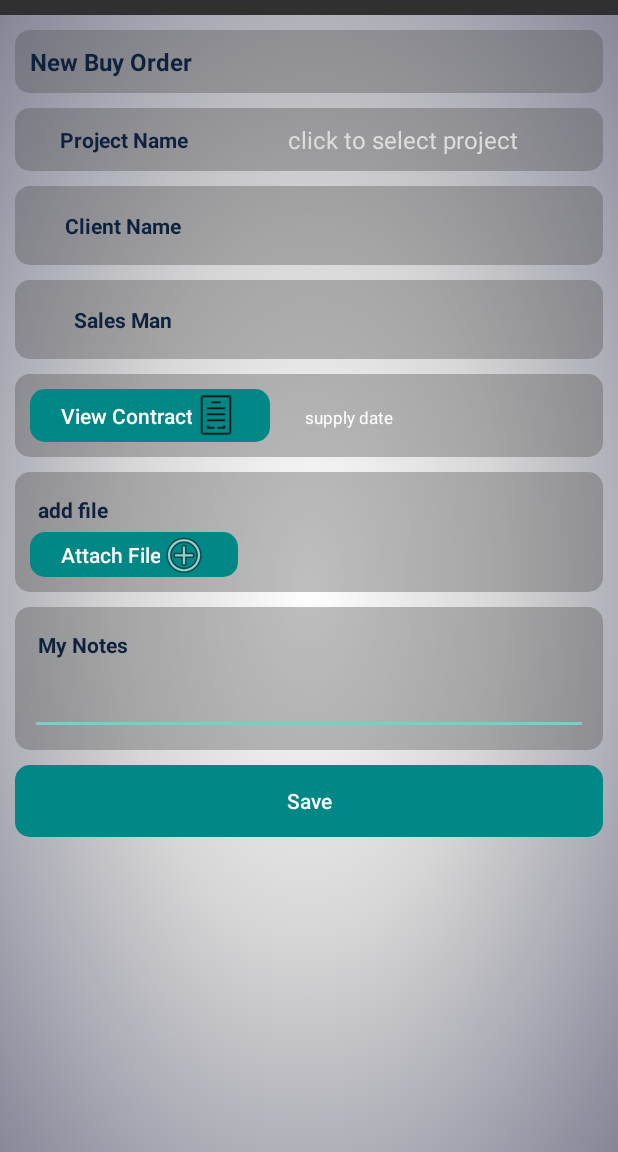
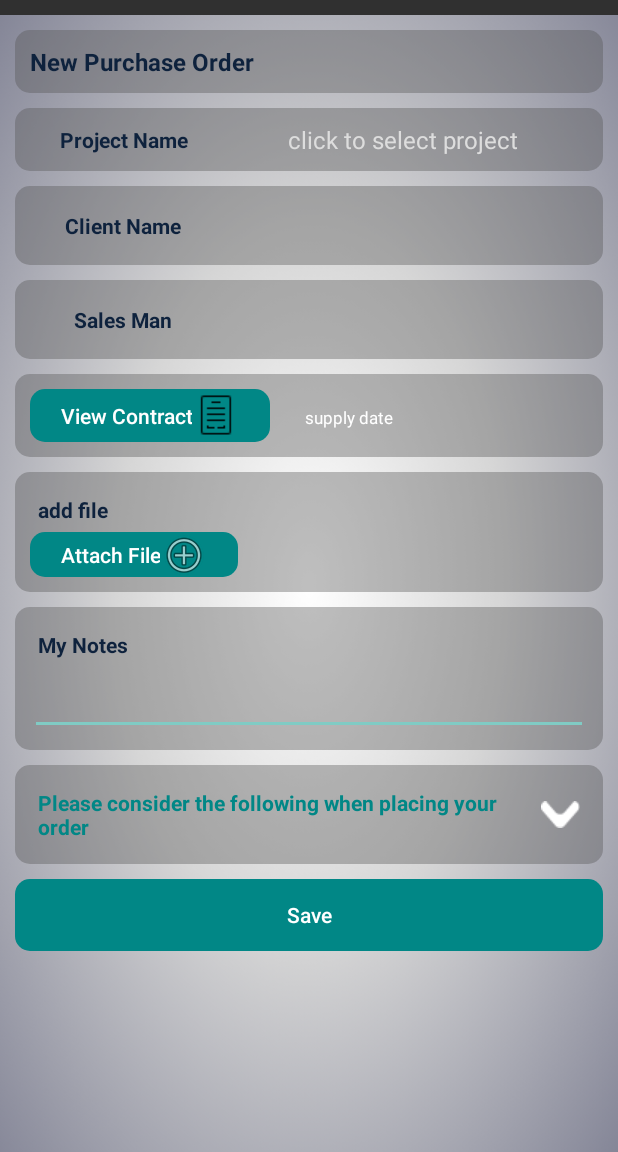
Before and after one commit to BishoAlSibaee/ratco_ms_android, an Android app: the AddNewPurchaseOrder screen opened directly, with no data from a screen before it, on a phone screen of 412 x 824 dp, the part 84-1236 px from its top. Run offline under Robolectric (Android 15) with nearby library versions, the phone set to English and light mode, and no system bars; our stand-ins replace Volley.

Commit message:
Add purchase order terms

```diff
--- a/app/src/main/java/com/syrsoft/ratcoms/SALESActivities/AddNewPurchaseOrder.java
+++ b/app/src/main/java/com/syrsoft/ratcoms/SALESActivities/AddNewPurchaseOrder.java
@@ -18,7 +18,9 @@ import android.view.View;
 import android.view.Window;
 import android.widget.ArrayAdapter;
 import android.widget.Button;
+import android.widget.CheckBox;
 import android.widget.EditText;
+import android.widget.ImageView;
 import android.widget.LinearLayout;
 import android.widget.ProgressBar;
 import android.widget.Spinner;
@@ -61,6 +63,7 @@ public class AddNewPurchaseOrder extends AppCompatActivity {
     EditText txtMyNotes;
     Button btnContract, btnAddFile, btnSaveOrder;
     Dialog D;
+    CheckBox checkBoxAgree;
     Activity act;
     String[] SearchByArr;
     List<PROJECT_CONTRACT_CLASS> ContractsResult;
@@ -70,11 +73,14 @@ public class AddNewPurchaseOrder extends AppCompatActivity {
     Uri UriFile;
     String FileName;
     List<FileParameters> FILES;
-    String UrlTest = "http://192.168.100.101/EmployeeManagement/testInsert.php";
-    String UrlTestInsertLink = "http://192.168.100.101/EmployeeManagement/testInsertLink.php";
-    LinearLayout filesLayout;
+    //  String UrlTest = "http://192.168.100.101/EmployeeManagement/testInsert.php";
+    String UrlInsertImportOrder = MyApp.MainUrl + "insertImportOrder";
+    // String UrlTestInsertLink = "http://192.168.100.101/EmployeeManagement/testInsertLink.php";
+    String UrlinsertImportOrderAttachement = MyApp.MainUrl + "insertImportOrderAttachement";
+    LinearLayout filesLayout, LinearParentTerms, LinearTerms;
     List<USER> sendTo;
     String expectedSupplyDate;
+    ImageView icon;
 
     @Override
     protected void onCreate(Bundle savedInstanceState) {
@@ -97,9 +103,14 @@ public class AddNewPurchaseOrder extends AppCompatActivity {
         btnAddFile = (Button) findViewById(R.id.btnAddFile);
         btnSaveOrder = (Button) findViewById(R.id.btnSaveOrder);
         filesLayout = findViewById(R.id.fileNamesLayout);
+        LinearParentTerms = findViewById(R.id.LinearParentTerms);
+        LinearTerms = findViewById(R.id.LinearTerms);
         Q = Volley.newRequestQueue(act);
         SearchByArr = getResources().getStringArray(R.array.searchProjectByArray);
         ContractsResult = new ArrayList<>();
+        LinearTerms.setVisibility(View.GONE);
+        icon = findViewById(R.id.imageView11);
+        checkBoxAgree = findViewById(R.id.checkBoxAgree);
     }
 
     void setActivityActions() {
@@ -283,6 +294,28 @@ public class AddNewPurchaseOrder extends AppCompatActivity {
                 }
             }
         });
+        LinearParentTerms.setOnClickListener(new View.OnClickListener() {
+            @Override
+            public void onClick(View v) {
+                if (LinearTerms.getVisibility() == View.VISIBLE) {
+                    LinearTerms.setVisibility(View.GONE);
+                    icon.setImageResource(R.drawable.drop_down_icon);
+                } else {
+                    LinearTerms.setVisibility(View.VISIBLE);
+                    icon.setImageResource(R.drawable.bring_up_icon);
+                }
+            }
+        });
+        checkBoxAgree.setOnClickListener(new View.OnClickListener() {
+            @Override
+            public void onClick(View v) {
+                if (checkBoxAgree.isChecked()) {
+                    checkBoxAgree.setTextColor(getResources().getColor(R.color.ok));
+                } else {
+                    checkBoxAgree.setTextColor(getResources().getColor(R.color.bg));
+                }
+            }
+        });
     }
 
     @SuppressLint("Range")
@@ -338,7 +371,11 @@ public class AddNewPurchaseOrder extends AppCompatActivity {
             d.close();
             MESSAGE_DIALOG m = new MESSAGE_DIALOG(act, "اختر المشروع", "اختر المشروع اولاُ");
         } else {
-            StringRequest request = new StringRequest(Request.Method.POST, UrlTest, new Response.Listener<String>() {
+            if (!checkBoxAgree.isChecked()) {
+                d.close();
+                MESSAGE_DIALOG m = new MESSAGE_DIALOG(act, "قراءة الشروط", "تأكد من قراء شروط تقديم الطلب");
+            } else {
+                StringRequest request = new StringRequest(Request.Method.POST, UrlInsertImportOrder, new Response.Listener<String>() {
                     @Override
                     public void onResponse(String response) {
                         d.close();
@@ -349,7 +386,7 @@ public class AddNewPurchaseOrder extends AppCompatActivity {
                                 MyApp.uploadPDF(FILES.get(i).pdfName, FILES.get(i).pdfUri, new VollyCallback() {
                                     @Override
                                     public void onSuccess(String s) {
-                                    StringRequest req = new StringRequest(Request.Method.POST, UrlTestInsertLink, new Response.Listener<String>() {
+                                        StringRequest req = new StringRequest(Request.Method.POST, UrlinsertImportOrderAttachement, new Response.Listener<String>() {
                                             @Override
                                             public void onResponse(String response1) {
                                                 Log.d("respoo1", " Link " + response1);
@@ -411,6 +448,9 @@ public class AddNewPurchaseOrder extends AppCompatActivity {
                     @Override
                     public void onErrorResponse(VolleyError error) {
                         Log.d("saveProjectResp", error.toString());
+                        d.close();
+                        MESSAGE_DIALOG m = new MESSAGE_DIALOG(act, "خطأ", "حدث خطأ .. حاول مرة أخرى");
+
                     }
                 }) {
                     @Nullable
@@ -439,6 +479,7 @@ public class AddNewPurchaseOrder extends AppCompatActivity {
                 Q.add(request);
             }
         }
+    }
 
     void setSendToList(int salesmanJobNumber) {
         USER salesman = USER.searchUserByJobNumber(MyApp.EMPS, salesmanJobNumber);
--- a/app/src/main/res/layout/add_new_purchase_order.xml
+++ b/app/src/main/res/layout/add_new_purchase_order.xml
@@ -25,7 +25,7 @@
                 android:layout_height="wrap_content"
                 android:background="@drawable/mainpage_btns_background"
                 android:padding="10dp"
-                android:text="@string/new_buy_order"
+                android:text="@string/new_purchase_order"
                 android:textColor="@color/purple_700"
                 android:textSize="16sp"
                 android:textStyle="bold" />
@@ -229,6 +229,78 @@
 
             </LinearLayout>
 
+        <LinearLayout
+            android:id="@+id/LinearParentTerms"
+            android:layout_width="match_parent"
+            android:layout_height="wrap_content"
+            android:layout_marginTop="10dp"
+            android:background="@drawable/mainpage_btns_background"
+            android:orientation="vertical"
+            android:padding="10dp">
+            <LinearLayout
+                android:layout_width="match_parent"
+                android:layout_height="wrap_content"
+                android:orientation="horizontal">
+                <TextView
+                    android:id="@+id/textView180"
+                    android:layout_width="match_parent"
+                    android:layout_height="wrap_content"
+                    android:padding="5dp"
+                    android:layout_weight="1"
+                    android:text="@string/Title"
+                    android:textColor="@color/teal_700"
+                    android:textStyle="bold"/>
+                <ImageView
+                    android:id="@+id/imageView11"
+                    android:layout_width="wrap_content"
+                    android:layout_height="match_parent"
+                    android:layout_gravity="center"
+                    android:padding="5dp"
+                    app:srcCompat="@drawable/drop_down_icon" />
+
+            </LinearLayout>
+            <LinearLayout
+                android:id="@+id/LinearTerms"
+                android:layout_width="match_parent"
+                android:layout_height="wrap_content"
+                android:orientation="vertical"
+                android:background="@color/lightGray"
+                android:padding="10dp">
+                <TextView
+                    android:layout_width="match_parent"
+                    android:layout_height="wrap_content"
+                    android:padding="5dp"
+                    android:text="1 - اتجاهات الأقفال"
+                    android:textColor="@color/purple_700"
+                    android:textStyle="bold" />
+                <TextView
+                    android:layout_width="match_parent"
+                    android:layout_height="wrap_content"
+                    android:padding="5dp"
+                    android:text="2 - ارفاق مواصفات اللوحات المعتمدة"
+                    android:textColor="@color/purple_700"
+                    android:textStyle="bold" />
+                <TextView
+                    android:layout_width="match_parent"
+                    android:layout_height="wrap_content"
+                    android:padding="5dp"
+                    android:text="3 - ارفاق نماذج مفصلة للغرف"
+                    android:textColor="@color/purple_700"
+                    android:textStyle="bold" />
+
+                <CheckBox
+                    android:id="@+id/checkBoxAgree"
+                    android:layout_width="match_parent"
+                    android:layout_height="wrap_content"
+                    android:textSize="18dp"
+                    android:textStyle="bold"
+                    android:text="@string/Agree" />
+
+
+            </LinearLayout>
+
+        </LinearLayout>
+
             <Button
                 android:id="@+id/btnSaveOrder"
                 android:layout_width="match_parent"
--- a/app/src/main/res/values/strings.xml
+++ b/app/src/main/res/values/strings.xml
@@ -457,7 +457,7 @@
     <string name="employeesRates">Employees Rates</string>
     <string name="bonusReason">please enter bonus reason</string>
     <string name="select_employee">Select Employee</string>
-    <string name="new_buy_order">New Buy Order</string>
+    <string name="new_purchase_order">New Purchase Order</string>
     <string name="view_contract">View Contract</string>
     <string name="BuyOrder">Buy Order</string>
     <string name="addnewbuyorder">Add New Buy Order</string>
@@ -480,5 +480,7 @@
     <string name="delivery_status">Delivery Status</string>
     <string name="Update">update</string>
     <string name="enter_warranty">Enter Warranty(YEAR)</string>
+    <string name="Title">Please consider the following when placing your order</string>
+    <string name="Agree">Agree</string>
 
 </resources>
```
Also changed, not shown: app/src/main/java/com/syrsoft/ratcoms/SALESActivities/ViewPurchaseOrderToManager.java (+12 -7 lines), app/src/main/java/com/syrsoft/ratcoms/SALESActivities/ViewPurchaseOrders.java (+12 -7 lines), 1 other file. Lines whose indentation alone changed are shown as unchanged.
